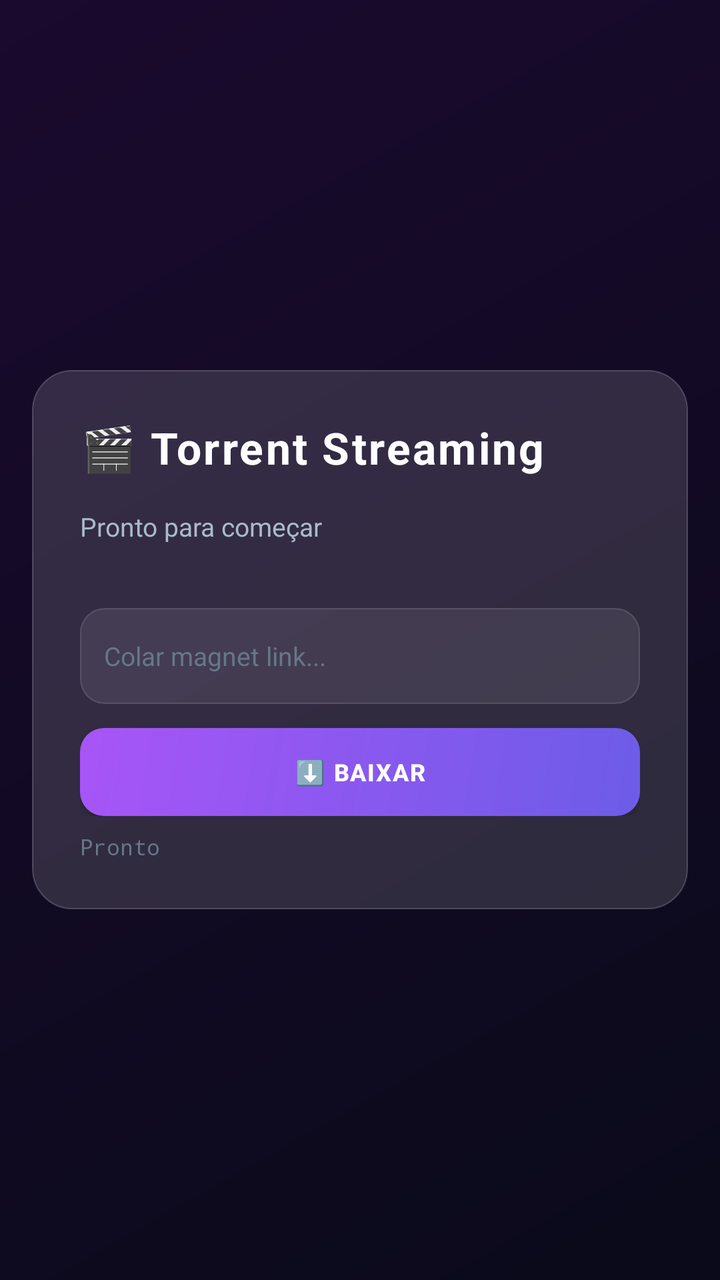
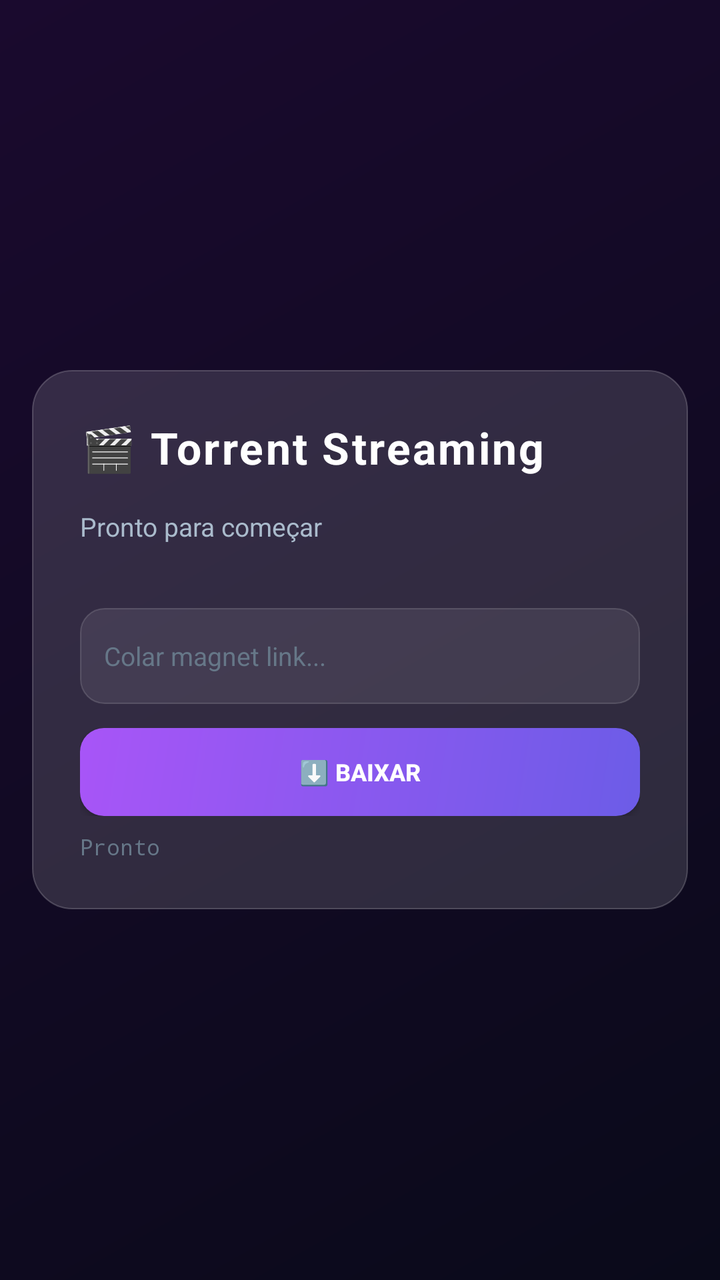

Before-and-after screenshots of an Android layout around one commit, followed by the original layout XML and the change that was made.
<!-- AndroidManifest.xml: application theme Theme.AppCompat.NoActionBar -->
<!-- res/layout/activity_main.xml -->
<?xml version="1.0" encoding="utf-8"?>
<FrameLayout xmlns:android="http://schemas.android.com/apk/res/android"
    android:layout_width="match_parent"
    android:layout_height="match_parent"
    android:background="#0a0a0f">
    
    
    <View
        android:layout_width="match_parent"
        android:layout_height="match_parent"
        android:background="@drawable/bg_gradient" />
    
    
    <WebView
        android:id="@+id/webview"
        android:layout_width="match_parent"
        android:layout_height="wrap_content"
        android:layout_gravity="center"
        android:visibility="gone" />
    
    
    <LinearLayout
        android:id="@+id/glass_panel"
        android:layout_width="match_parent"
        android:layout_height="wrap_content"
        android:layout_gravity="center"
        android:orientation="vertical"
        android:padding="24dp"
        android:layout_margin="16dp"
        android:background="@drawable/glass_bg"
        android:elevation="8dp">
        
        <TextView
            android:id="@+id/title_text"
            android:layout_width="wrap_content"
            android:layout_height="wrap_content"
            android:text="🎬 Torrent Streaming"
            android:textColor="#fff"
            android:textSize="22sp"
            android:textStyle="bold"
            android:letterSpacing="0.05"
            android:layout_marginBottom="16dp" />
        
        <TextView
            android:id="@+id/progress_text"
            android:layout_width="wrap_content"
            android:layout_height="wrap_content"
            android:text="Pronto para começar"
            android:textColor="#aabbcc"
            android:textSize="13sp"
            android:layout_marginBottom="16dp" />
        
        
        <ProgressBar
            android:id="@+id/buffer_bar"
            style="?android:attr/progressBarStyleHorizontal"
            android:layout_width="match_parent"
            android:layout_height="3dp"
            android:progressTint="#6c5ce7"
            android:progressBackgroundTint="#33ffffff"
            android:visibility="gone" />
        
        
        <EditText
            android:id="@+id/magnet_input"
            android:layout_width="match_parent"
            android:layout_height="48dp"
            android:layout_marginTop="16dp"
            android:background="@drawable/input_bg"
            android:hint="Colar magnet link..."
            android:textColorHint="#667788"
            android:inputType="textMultiLine"
            android:padding="12dp"
            android:textColor="#fff"
            android:textSize="13sp" />
        
        
        <LinearLayout
            android:layout_width="match_parent"
            android:layout_height="wrap_content"
            android:orientation="horizontal"
            android:layout_marginTop="12dp">
            
            <Button
                android:id="@+id/btn_play"
                android:layout_width="0dp"
                android:layout_height="44dp"
                android:layout_weight="1"
                android:background="@drawable/btn_primary"
                android:text="⬇️ BAIXAR"
                android:textColor="#fff"
                android:textStyle="bold"
                android:textSize="12sp"
                android:letterSpacing="0.05" />
            
            <Button
                android:id="@+id/btn_watch"
                android:layout_width="0dp"
                android:layout_height="44dp"
                android:layout_weight="1"
                android:layout_marginStart="8dp"
                android:background="@drawable/btn_success"
                android:text="▶️ ASSISTIR"
                android:textColor="#fff"
                android:textStyle="bold"
                android:textSize="12sp"
                android:letterSpacing="0.05"
                android:visibility="gone" />
            
            <Button
                android:id="@+id/btn_stop"
                android:layout_width="0dp"
                android:layout_height="44dp"
                android:layout_weight="1"
                android:layout_marginStart="8dp"
                android:background="@drawable/btn_danger"
                android:text="⏹️ PARAR"
                android:textColor="#fff"
                android:textStyle="bold"
                android:textSize="12sp"
                android:letterSpacing="0.05"
                android:visibility="gone" />
        </LinearLayout>
        
        <TextView
            android:id="@+id/status_text"
            android:layout_width="wrap_content"
            android:layout_height="wrap_content"
            android:layout_marginTop="8dp"
            android:text="Pronto"
            android:textColor="#667788"
            android:textSize="11sp"
            android:fontFamily="monospace" />
    </LinearLayout>
    
    
    <FrameLayout
        android:id="@+id/loading_overlay"
        android:layout_width="wrap_content"
        android:layout_height="wrap_content"
        android:layout_gravity="center"
        android:visibility="gone">
        
        <ProgressBar
            android:id="@+id/spinner_bar"
            android:layout_width="32dp"
            android:layout_height="32dp"
            android:indeterminateTint="#6c5ce7" />
    </FrameLayout>
    
</FrameLayout>
<!-- resources referenced by this layout -->
<resources>
  <!-- drawable bg_gradient (drawable) -->
  <?xml version="1.0" encoding="utf-8"?>
  <shape xmlns:android="http://schemas.android.com/apk/res/android">
      <gradient
          android:startColor="#0a0a1a"
          android:endColor="#1a0a2e"
          android:angle="135" />
  </shape>
  <!-- drawable btn_danger (drawable) -->
  <?xml version="1.0" encoding="utf-8"?>
  <shape xmlns:android="http://schemas.android.com/apk/res/android">
      <solid android:color="#33ffffff" />
      <corners android:radius="12dp" />
      <stroke android:width="0.5dp" android:color="#44ffffff" />
  </shape>
  <!-- drawable btn_primary (drawable) -->
  <?xml version="1.0" encoding="utf-8"?>
  <shape xmlns:android="http://schemas.android.com/apk/res/android">
      <gradient android:startColor="#6c5ce7" android:endColor="#a855f7" android:angle="135" />
      <corners android:radius="12dp" />
  </shape>
  <!-- drawable btn_success (drawable) -->
  <?xml version="1.0" encoding="utf-8"?>
  <shape xmlns:android="http://schemas.android.com/apk/res/android">
      <gradient android:startColor="#00b894" android:endColor="#00cec9" android:angle="135" />
      <corners android:radius="12dp" />
  </shape>
  <!-- drawable glass_bg (drawable) -->
  <?xml version="1.0" encoding="utf-8"?>
  <shape xmlns:android="http://schemas.android.com/apk/res/android">
      <solid android:color="#22ffffff" />
      <corners android:radius="20dp" />
      <stroke android:width="0.5dp" android:color="#33ffffff" />
  </shape>
  <!-- drawable input_bg (drawable) -->
  <?xml version="1.0" encoding="utf-8"?>
  <shape xmlns:android="http://schemas.android.com/apk/res/android">
      <solid android:color="#15ffffff" />
      <corners android:radius="12dp" />
      <stroke android:width="0.5dp" android:color="#25ffffff" />
  </shape>
</resources>

<!-- the commit's change to res/layout/activity_main.xml (unified diff, before → after) -->
@@ -1,5 +1,6 @@
 <?xml version="1.0" encoding="utf-8"?>
 <FrameLayout xmlns:android="http://schemas.android.com/apk/res/android"
+    xmlns:app="http://schemas.android.com/apk/res-auto"
     android:layout_width="match_parent"
     android:layout_height="match_parent"
     android:background="#0a0a0f">
@@ -11,12 +12,16 @@
         android:background="@drawable/bg_gradient" />
     
     
-    <WebView
-        android:id="@+id/webview"
+    <com.google.android.exoplayer2.ui.PlayerView
+        android:id="@+id/player_view"
         android:layout_width="match_parent"
-        android:layout_height="wrap_content"
-        android:layout_gravity="center"
-        android:visibility="gone" />
+        android:layout_height="match_parent"
+        android:visibility="gone"
+        app:show_buffering="when_playing"
+        app:use_controller="true"
+        app:controller_layout_id="@layout/exo_player_control_view"
+        app:surface_type="texture_view"
+        app:resize_mode="fit" />
     
     
     <LinearLayout
@@ -50,7 +55,6 @@
             android:textSize="13sp"
             android:layout_marginBottom="16dp" />
         
-        
         <ProgressBar
             android:id="@+id/buffer_bar"
             style="?android:attr/progressBarStyleHorizontal"
@@ -59,7 +63,6 @@
             android:progressTint="#6c5ce7"
             android:progressBackgroundTint="#33ffffff"
             android:visibility="gone" />
-        
         
         <EditText
             android:id="@+id/magnet_input"
@@ -73,7 +76,6 @@
             android:padding="12dp"
             android:textColor="#fff"
             android:textSize="13sp" />
-        
         
         <LinearLayout
             android:layout_width="match_parent"
@@ -90,8 +92,7 @@
                 android:text="⬇️ BAIXAR"
                 android:textColor="#fff"
                 android:textStyle="bold"
-                android:textSize="12sp"
-                android:letterSpacing="0.05" />
+                android:textSize="12sp" />
             
             <Button
                 android:id="@+id/btn_watch"
@@ -104,7 +105,6 @@
                 android:textColor="#fff"
                 android:textStyle="bold"
                 android:textSize="12sp"
-                android:letterSpacing="0.05"
                 android:visibility="gone" />
             
             <Button
@@ -118,7 +118,6 @@
                 android:textColor="#fff"
                 android:textStyle="bold"
                 android:textSize="12sp"
-                android:letterSpacing="0.05"
                 android:visibility="gone" />
         </LinearLayout>
         
